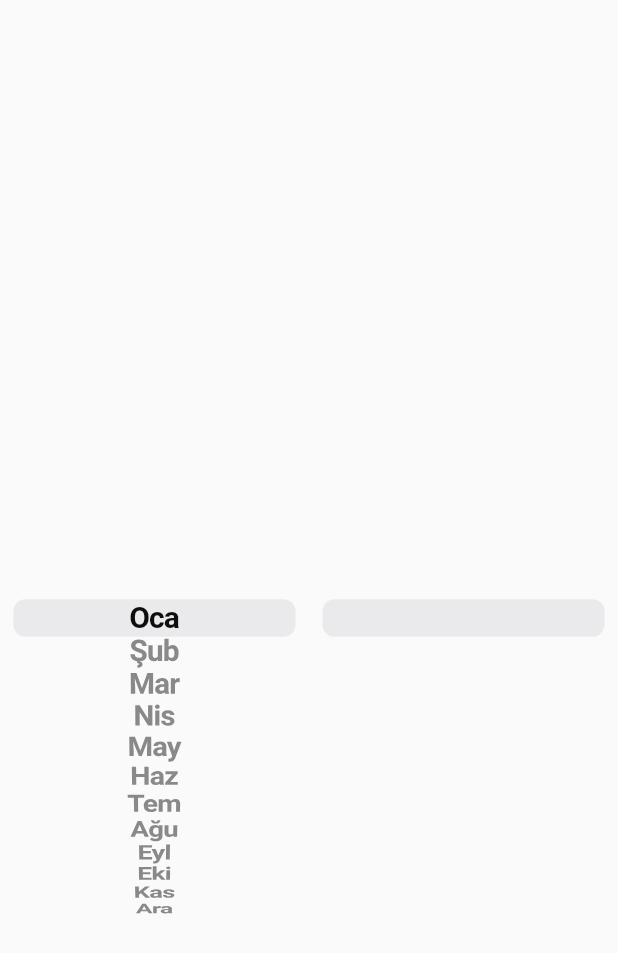
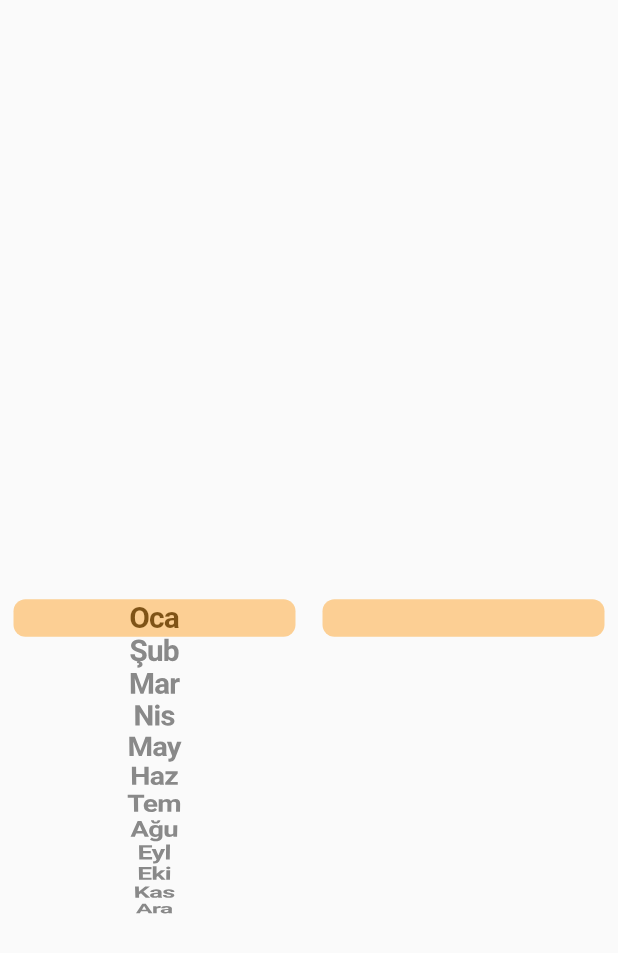
Before and after one commit to Biscozum/mobkit_date_picker, a Flutter app: the MonthAndYearScrollSelection widget shown alone on an empty page, opened directly with empty values, on a phone screen of 412 x 824 dp. Shown: the top 953 px of the screen. Run offline on Flutter 3.47's test engine with Material 2 defaults, Android fonts, the phone set to English and light mode, and no system bars.

Commit message:
monthAndYearConfig scroll selection edited

```diff
--- a/lib/src/month_and_year_calendar/model/month_and_year_config_model.dart
+++ b/lib/src/month_and_year_calendar/model/month_and_year_config_model.dart
@@ -82,9 +82,12 @@ class MonthAndYearConfigModel {
   /// Specifies the date picker type of the date picker.
   MonthAndYearSelectionType selectionType;
 
+  /// Container decoration
+  BoxDecoration? boxDecoration;
+
   /// Config customizing your date picker
-  MonthAndYearConfigModel(
-      {this.title,
+  MonthAndYearConfigModel({
+    this.title,
     this.locale = 'tr_Tr',
     this.minDate,
     this.maxDate,
@@ -110,7 +113,9 @@ class MonthAndYearConfigModel {
     this.disabledStyle = const TextStyle(color: Color.fromARGB(255, 127, 127, 127), fontWeight: FontWeight.bold),
     this.currentStyle = const TextStyle(color: Color.fromRGBO(253, 165, 46, 1), fontWeight: FontWeight.bold),
     this.selectedStyle = const TextStyle(color: Colors.white, fontWeight: FontWeight.bold),
-      this.selectionType = MonthAndYearSelectionType.selectionSingle});
+    this.selectionType = MonthAndYearSelectionType.selectionSingle,
+    this.boxDecoration,
+  });
 }
 
 enum MonthAndYearSelectionType { selectionScroll, selectionSingle, selectionRange }
--- a/lib/src/month_and_year_calendar/month_and_year_scroll_selection.dart
+++ b/lib/src/month_and_year_calendar/month_and_year_scroll_selection.dart
@@ -1,7 +1,5 @@
 import 'package:flutter/cupertino.dart';
-import 'package:flutter/material.dart';
 import 'package:intl/intl.dart';
-
 import '../../mobkit_date_picker.dart';
 
 class MonthAndYearScrollSelection extends StatefulWidget {
@@ -103,7 +101,9 @@ class _MonthAndYearScrollSelectionState extends State<MonthAndYearScrollSelectio
           flex: 2,
           child: CupertinoPicker.builder(
             scrollController: fixedMonthController,
-            backgroundColor: Colors.transparent,
+            selectionOverlay: CupertinoPickerDefaultSelectionOverlay(
+              background: config.selectedColor.withOpacity(0.5),
+            ),
             itemExtent: config.itemExtent,
             onSelectedItemChanged: (value) {
               widget.calendarDate.value = DateTime(widget.calendarDate.value.year, monthsList[value].month, 1);
@@ -126,7 +126,9 @@ class _MonthAndYearScrollSelectionState extends State<MonthAndYearScrollSelectio
           flex: 2,
           child: CupertinoPicker.builder(
             scrollController: fixedYearController,
-            backgroundColor: Colors.transparent,
+            selectionOverlay: CupertinoPickerDefaultSelectionOverlay(
+              background: config.selectedColor.withOpacity(0.5),
+            ),
             itemExtent: config.itemExtent,
             onSelectedItemChanged: (value) {
               widget.calendarDate.value =
```
Also changed, not shown: lib/src/standard_calendar/calendar_cell.dart (+4 -3 lines). Lines whose indentation alone changed are shown as unchanged.
